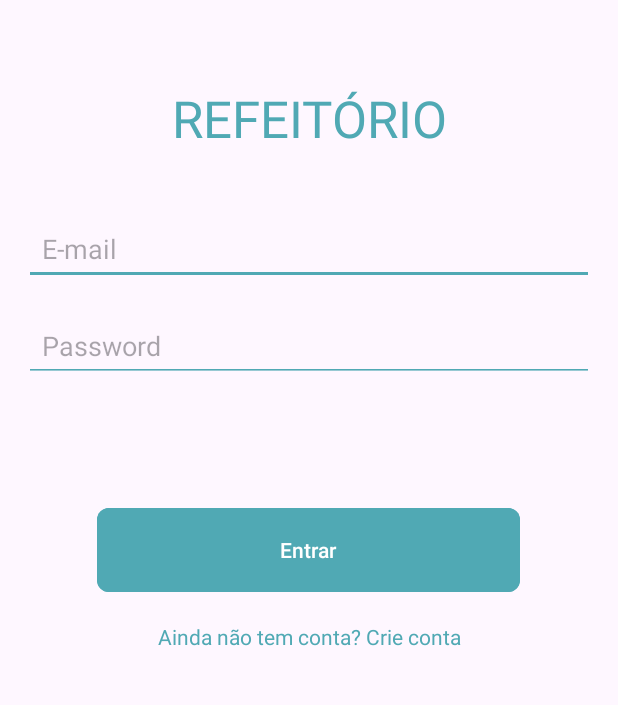
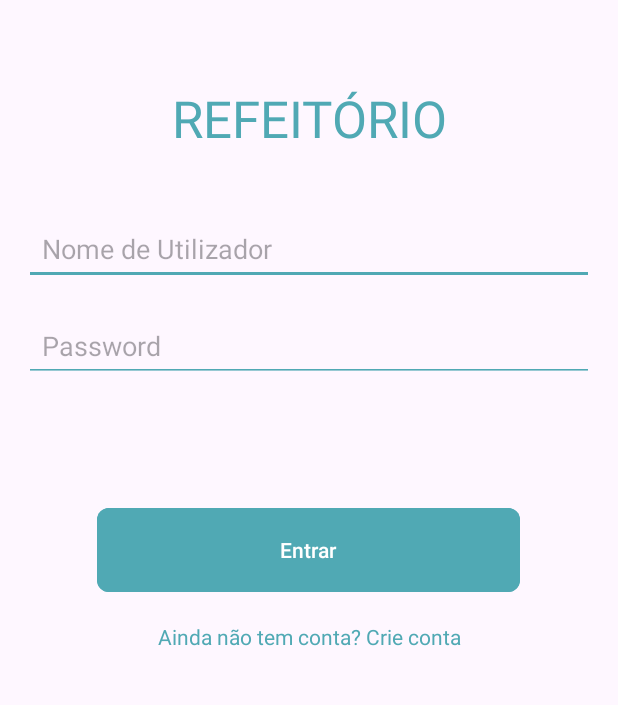
Before and after one commit to mariainesgj/PSI_Refeitorio_AMSI, an Android app: the LoginActivity screen opened directly, with no data from a screen before it, on a phone screen of 412 x 824 dp, the part 96-801 px from its top. Run offline under Robolectric (Android 15) with nearby library versions, the phone set to English and light mode, and no system bars; our stand-ins replace data binding; network calls fail.

Commit message:
final update

```diff
--- a/app/src/main/java/pt/ipleiria/estg/dei/refeitorio/ui/activities/CarrinhoActivity.java
+++ b/app/src/main/java/pt/ipleiria/estg/dei/refeitorio/ui/activities/CarrinhoActivity.java
@@ -7,6 +7,7 @@ import androidx.lifecycle.ViewModelProvider;
 import android.os.Bundle;
 import android.view.LayoutInflater;
 import android.view.MenuItem;
+import android.widget.Toast;
 
 import java.util.Arrays;
 import java.util.Objects;
@@ -55,7 +56,7 @@ public class CarrinhoActivity extends AppCompatActivity {
             viewModel.postCheckout(reponse->{
                 finish();
             }, (message, status) -> {
-                //TODO Show error
+                Toast.makeText(getApplicationContext(), "Erro: " + message, Toast.LENGTH_LONG).show();
             });
         });
 
--- a/app/src/main/java/pt/ipleiria/estg/dei/refeitorio/ui/activities/FaturaActivity.java
+++ b/app/src/main/java/pt/ipleiria/estg/dei/refeitorio/ui/activities/FaturaActivity.java
@@ -30,9 +30,11 @@ public class FaturaActivity extends AppCompatActivity {
         super.onCreate(savedInstanceState);
         binding = ActivityFaturaBinding.inflate(getLayoutInflater());
         binding.setLifecycleOwner(this);
+
         setContentView(binding.getRoot());
         setSupportActionBar(binding.appBarHome.toolbar);
         Objects.requireNonNull(getSupportActionBar()).setDisplayHomeAsUpEnabled(true);
+
         viewModel = new ViewModelProvider(this).get(FaturaViewModel.class);
         binding.setViewModel(viewModel);
 
--- a/app/src/main/res/layout/activity_login.xml
+++ b/app/src/main/res/layout/activity_login.xml
@@ -40,7 +40,7 @@
             android:id="@+id/inputEmail"
             android:layout_width="0dp"
             android:layout_height="wrap_content"
-            android:hint="E-mail"
+            android:hint="Nome de Utilizador"
             android:inputType="textEmailAddress"
             android:backgroundTint="#50A9B4"
             android:layout_marginHorizontal="16dp"
```
Also changed, not shown: app/src/main/java/pt/ipleiria/estg/dei/refeitorio/ui/activities/home/HomeFragment.java (+5 -5 lines).
